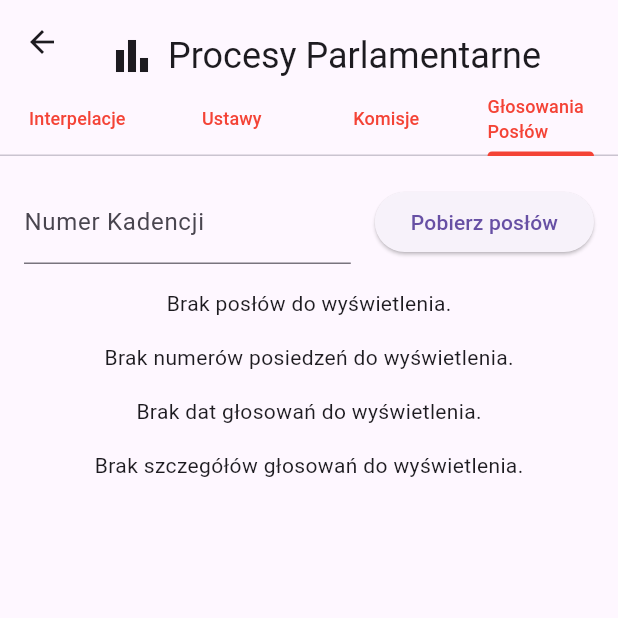
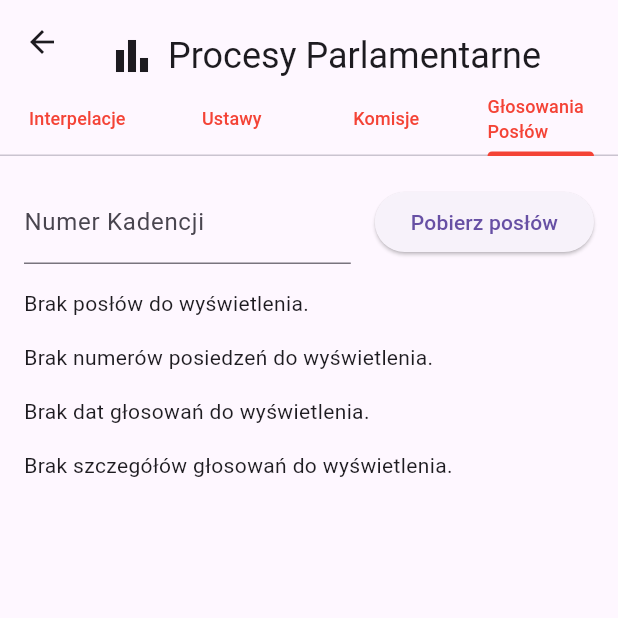
Before and after one commit to kingbrucelee/popis_mobilna_apka, a Flutter app: the View2 screen opened by its route, tab 4 chosen, on a phone screen of 412 x 824 dp, the top half of it. Run offline on Flutter 3.47's test engine with Material 3 defaults, Android fonts, the phone set to English and light mode, and no system bars; our stand-ins replace fl_chart.

Commit message:
Poprawione Głosowania Posłów

```diff
--- a/lib/views/Procesy_Parlamentarne.dart
+++ b/lib/views/Procesy_Parlamentarne.dart
@@ -665,7 +665,9 @@ class _View2State extends State<View2> with SingleTickerProviderStateMixin {
   Widget _buildVotingTab() {
     return Padding(
       padding: const EdgeInsets.all(16.0),
+      child: SingleChildScrollView(
         child: Column(
+          crossAxisAlignment: CrossAxisAlignment.start,
           children: [
             Row(
               children: [
@@ -782,6 +784,7 @@ class _View2State extends State<View2> with SingleTickerProviderStateMixin {
                     : _buildVotingDetails(),
           ],
         ),
+      ),
     );
   }
 
```
Lines whose indentation alone changed are shown as unchanged.
